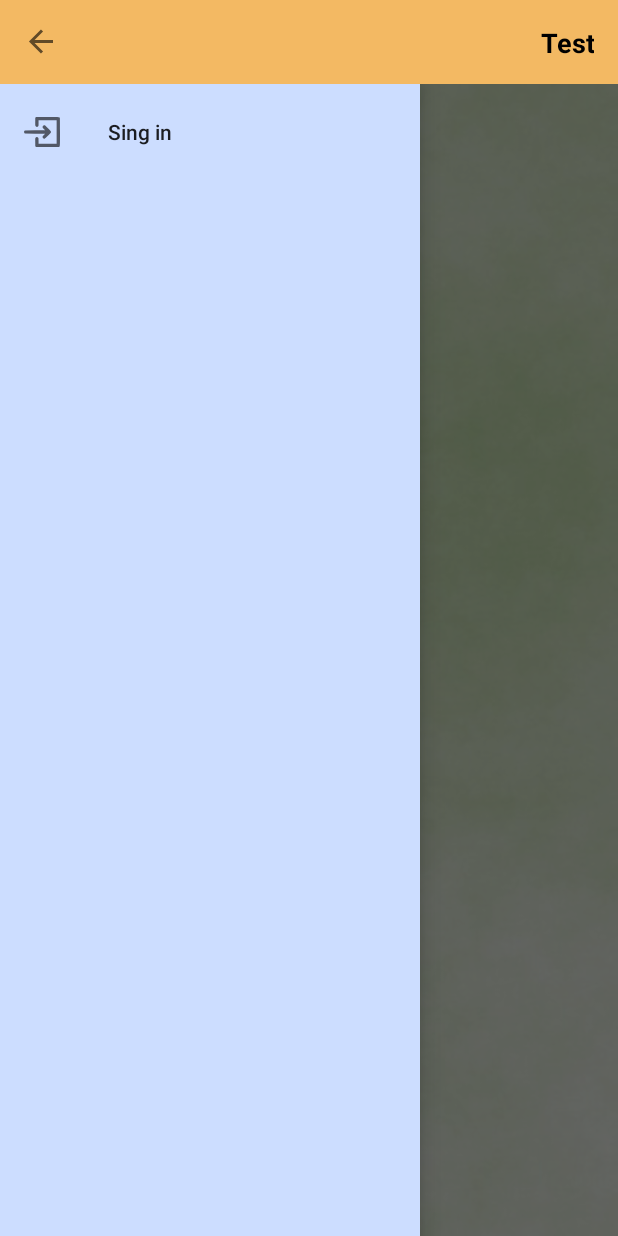
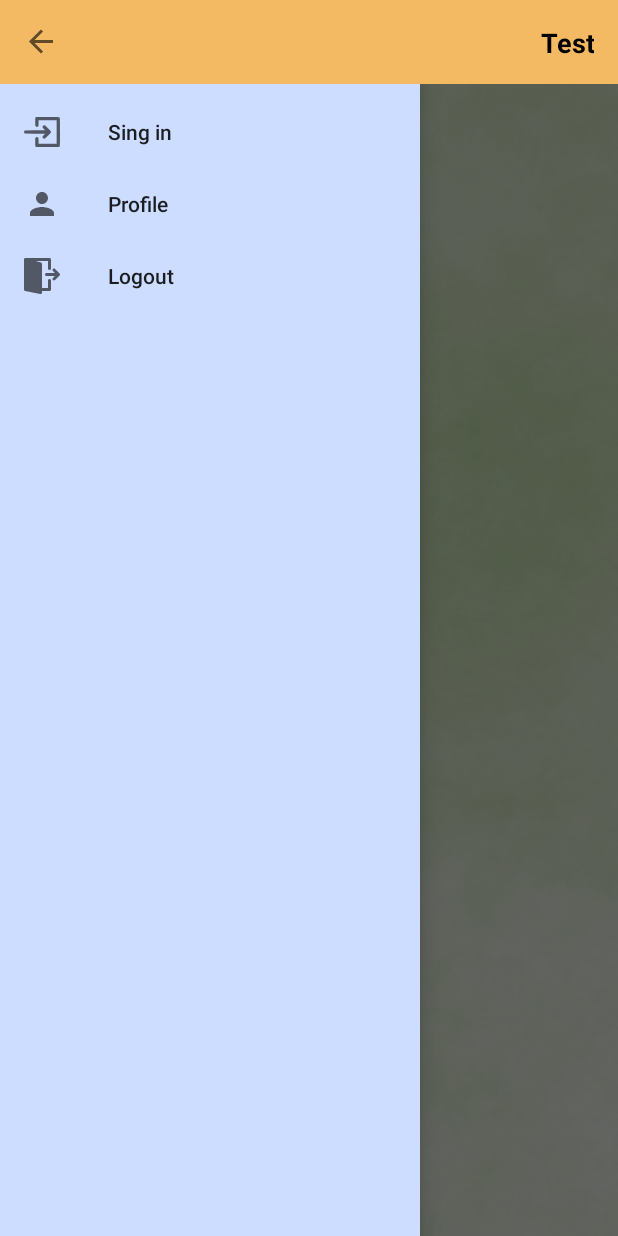
Before and after one commit to stoplus/Test, an Android app: the screen it shows after launch (MainActivity), with the side drawer open, on a phone screen of 412 x 824 dp. Run offline under Robolectric (Android 15) with nearby library versions, the phone set to English and light mode, and no system bars; our stand-ins replace RxJava; libraries missing offline, so code that uses them is left out: com.ihsanbal.logging, com.uber.autodispose, org.jetbrains.anko; pictures from the network do not load; 10 statements that could not run were skipped.

Commit message:
update 4

```diff
--- a/app/src/main/AndroidManifest.xml
+++ b/app/src/main/AndroidManifest.xml
@@ -22,7 +22,7 @@
         android:requestLegacyExternalStorage="true">
 
         <activity
-            android:name=".ui.products.MainActivity"
+            android:name=".ui.MainActivity"
             android:label="@string/app_name"
             android:screenOrientation="portrait"
             android:theme="@style/AppTheme.NoActionBar">
--- a/app/src/main/java/com/test/di/Koin.kt
+++ b/app/src/main/java/com/test/di/Koin.kt
@@ -17,8 +17,12 @@ import com.test.ui.products.ProductUseCaseImpl
 import com.test.ui.products.productDetail.FragmentDetailProductArgs
 import com.test.ui.products.productDetail.ProductDetailViewModel
 import com.test.ui.products.productDetail.ProductDetailViewModelImpl
+import com.test.ui.products.productList.ProductListViewModel
+import com.test.ui.products.productList.ProductListViewModelImpl
 import com.test.ui.profile.ProfileUseCase
 import com.test.ui.profile.ProfileUseCaseImpl
+import com.test.ui.profile.ProfileViewModel
+import com.test.ui.profile.ProfileViewModelImpl
 import com.test.utils.*
 import io.reactivex.schedulers.Schedulers
 import okhttp3.Interceptor
@@ -33,7 +37,9 @@ import retrofit2.converter.gson.GsonConverterFactory
 
 private val viewModelModule = module {
     viewModel { EmptyViewModel() }
-    viewModel<MainViewModel> { MainViewModelImpl(get(), get(), get()) }
+    viewModel<MainViewModel> { MainViewModelImpl(get()) }
+    viewModel<ProfileViewModel> { ProfileViewModelImpl(get()) }
+    viewModel<ProductListViewModel> { ProductListViewModelImpl(get()) }
     viewModel<ProductDetailViewModel> { (args: FragmentDetailProductArgs) ->
         ProductDetailViewModelImpl(args.product, get(), get())
     }
--- a/app/src/main/res/menu/activity_drawer.xml
+++ b/app/src/main/res/menu/activity_drawer.xml
@@ -1,21 +1,22 @@
 <?xml version="1.0" encoding="utf-8"?>
 <menu xmlns:android="http://schemas.android.com/apk/res/android">
 
-    <group>
         <item
             android:id="@+id/nav_login"
             android:icon="@drawable/ic_login"
-            android:title="@string/navigation_drawer_login" />
+            android:title="@string/navigation_drawer_login"
+            android:visible="true"/>
 
         <item
             android:id="@+id/nav_profile"
             android:icon="@drawable/ic_person"
-            android:title="@string/navigation_drawer_profile" />
+            android:title="@string/navigation_drawer_profile"
+            android:visible="true"/>
 
         <item
             android:id="@+id/nav_logout"
             android:icon="@drawable/ic_logout"
-            android:title="@string/navigation_drawer_logout" />
+            android:title="@string/navigation_drawer_logout"
+            android:visible="true"/>
 
-    </group>
 </menu>
--- a/app/src/main/res/navigation/nav_main.xml
+++ b/app/src/main/res/navigation/nav_main.xml
@@ -7,7 +7,7 @@
 
     <fragment
         android:id="@+id/fragmentProductList"
-        android:name="com.test.ui.products.FragmentProductList"
+        android:name="com.test.ui.products.productList.FragmentProductList"
         android:label="fragmentProductList"
         tools:layout="@layout/fragment_product_list">
         <action
```
Also changed, not shown: app/src/main/java/com/test/router/Router.kt (+1 -1 lines), app/src/main/java/com/test/ui/MainActivity.kt (renamed from app/src/main/java/com/test/ui/products/MainActivity.kt, +12 -13 lines), app/src/main/java/com/test/ui/MainViewModel.kt (+6 -20 lines), app/src/main/java/com/test/ui/products/productDetail/FragmentDetailProduct.kt (+0 -1 lines), app/src/main/java/com/test/ui/products/productDetail/RateAdapter.kt (renamed from app/src/main/java/com/test/ui/products/RateAdapter.kt, +1 -1 lines), app/src/main/java/com/test/ui/products/productList/FragmentProductList.kt (renamed from app/src/main/java/com/test/ui/products/FragmentProductList.kt, +2 -3 lines), app/src/main/java/com/test/ui/products/productList/ProductAdapter.kt (renamed from app/src/main/java/com/test/ui/products/ProductAdapter.kt, +1 -1 lines), app/src/main/java/com/test/ui/products/productList/ProductListViewModel.kt (added, +19 -0 lines), app/src/main/java/com/test/ui/profile/FragmentProfile.kt (+1 -1 lines), app/src/main/java/com/test/ui/profile/ProfileViewModel.kt (added, +20 -0 lines), app/src/main/java/com/test/ui/products/productDetail/ProductViewModel.kt (renamed from app/src/main/java/com/test/ui/products/productDetail/ProductDetailViewModel.kt).
